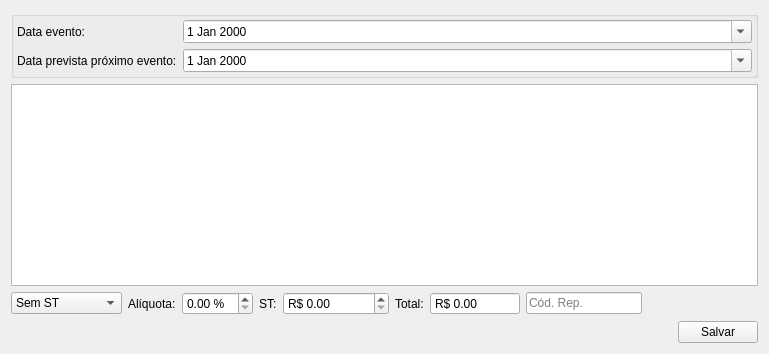
Before: the Qt Designer form ui/inputdialogproduto.ui in darktorres/ERP-STACCATO, drawn with Qt 5.
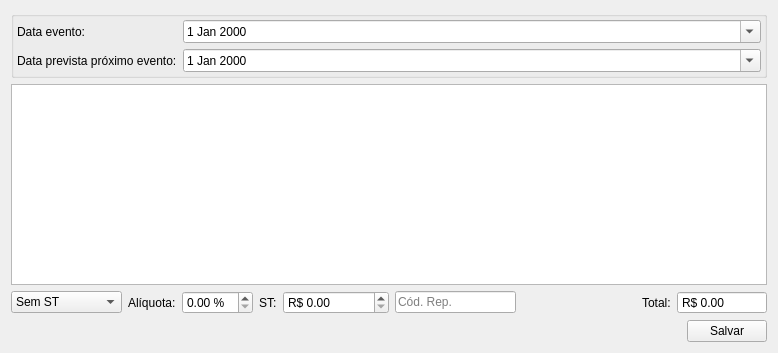
After: the same form once the commit is applied. Custom widgets are drawn as their Qt base class.

Diff of the .ui file:
```diff
--- a/ui/inputdialogproduto.ui
+++ b/ui/inputdialogproduto.ui
@@ -6,8 +6,8 @@
    <rect>
     <x>0</x>
     <y>0</y>
-    <width>769</width>
-    <height>354</height>
+    <width>778</width>
+    <height>353</height>
    </rect>
   </property>
   <property name="windowTitle">
@@ -170,38 +170,6 @@
            </property>
           </widget>
          </item>
-         <item>
-          <widget class="QLabel" name="labelTotal">
-           <property name="text">
-            <string>Total:</string>
-           </property>
-          </widget>
-         </item>
-         <item>
-          <widget class="QDoubleSpinBox" name="doubleSpinBoxTotal">
-           <property name="sizePolicy">
-            <sizepolicy hsizetype="Minimum" vsizetype="Fixed">
-             <horstretch>0</horstretch>
-             <verstretch>0</verstretch>
-            </sizepolicy>
-           </property>
-           <property name="readOnly">
-            <bool>true</bool>
-           </property>
-           <property name="buttonSymbols">
-            <enum>QAbstractSpinBox::NoButtons</enum>
-           </property>
-           <property name="showGroupSeparator" stdset="0">
-            <bool>true</bool>
-           </property>
-           <property name="prefix">
-            <string>R$ </string>
-           </property>
-           <property name="maximum">
-            <double>999999.989999999990687</double>
-           </property>
-          </widget>
-         </item>
          <item>
           <widget class="QLineEdit" name="lineEditCodRep">
            <property name="placeholderText">
@@ -222,6 +190,38 @@
            </property>
           </spacer>
          </item>
+         <item>
+          <widget class="QLabel" name="labelTotal">
+           <property name="text">
+            <string>Total:</string>
+           </property>
+          </widget>
+         </item>
+         <item>
+          <widget class="QDoubleSpinBox" name="doubleSpinBoxTotal">
+           <property name="sizePolicy">
+            <sizepolicy hsizetype="Minimum" vsizetype="Fixed">
+             <horstretch>0</horstretch>
+             <verstretch>0</verstretch>
+            </sizepolicy>
+           </property>
+           <property name="readOnly">
+            <bool>true</bool>
+           </property>
+           <property name="buttonSymbols">
+            <enum>QAbstractSpinBox::NoButtons</enum>
+           </property>
+           <property name="showGroupSeparator" stdset="0">
+            <bool>true</bool>
+           </property>
+           <property name="prefix">
+            <string>R$ </string>
+           </property>
+           <property name="maximum">
+            <double>999999.989999999990687</double>
+           </property>
+          </widget>
+         </item>
         </layout>
        </widget>
       </item>
```
